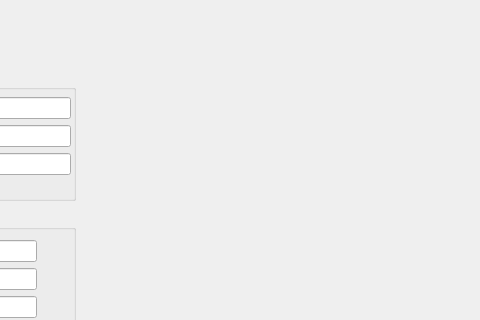
First picture: the form in Monterey/rovsettings.ui, repository rovsuite/monterey, before the edit; both pictures show x 145 to 625 and y 0 to 320 of the 974 by 621 pixel window.
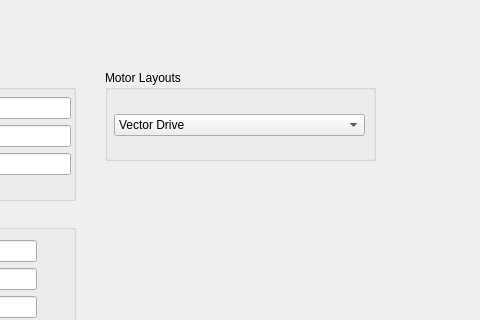
Second picture: the form after the edit.

Commit message: Started changing where settings code is.  Also started adding the code to choose the motor layout.

What changed in the file:
```diff
--- a/Monterey/rovsettings.ui
+++ b/Monterey/rovsettings.ui
@@ -224,6 +224,54 @@
     </item>
    </layout>
   </widget>
+  <widget class="QGroupBox" name="groupBox_4">
+   <property name="geometry">
+    <rect>
+     <x>250</x>
+     <y>70</y>
+     <width>271</width>
+     <height>91</height>
+    </rect>
+   </property>
+   <property name="title">
+    <string>Motor Layouts</string>
+   </property>
+   <widget class="QWidget" name="horizontalLayoutWidget">
+    <property name="geometry">
+     <rect>
+      <x>9</x>
+      <y>30</y>
+      <width>251</width>
+      <height>51</height>
+     </rect>
+    </property>
+    <layout class="QHBoxLayout" name="horizontalLayout_2">
+     <item>
+      <widget class="QComboBox" name="comboMotorLayout">
+       <property name="currentIndex">
+        <number>0</number>
+       </property>
+       <property name="maxVisibleItems">
+        <number>2</number>
+       </property>
+       <property name="maxCount">
+        <number>2</number>
+       </property>
+       <item>
+        <property name="text">
+         <string>Vector Drive</string>
+        </property>
+       </item>
+       <item>
+        <property name="text">
+         <string>Tank Drive</string>
+        </property>
+       </item>
+      </widget>
+     </item>
+    </layout>
+   </widget>
+  </widget>
  </widget>
  <resources/>
  <connections/>
```
The commit also changes 4 other files.
